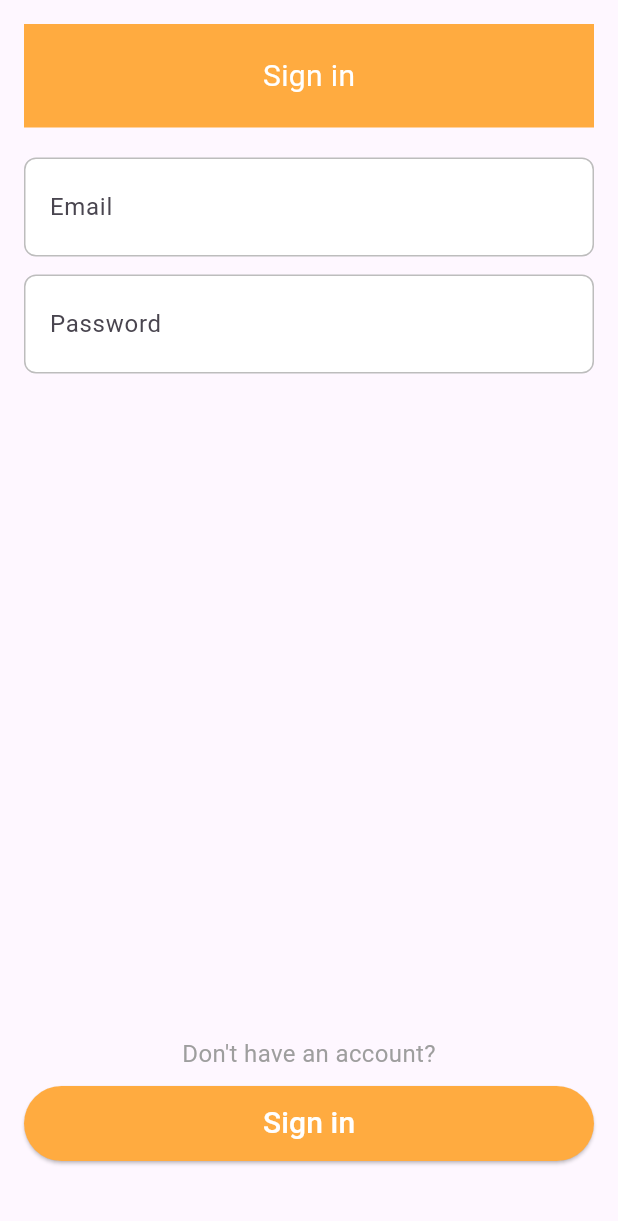
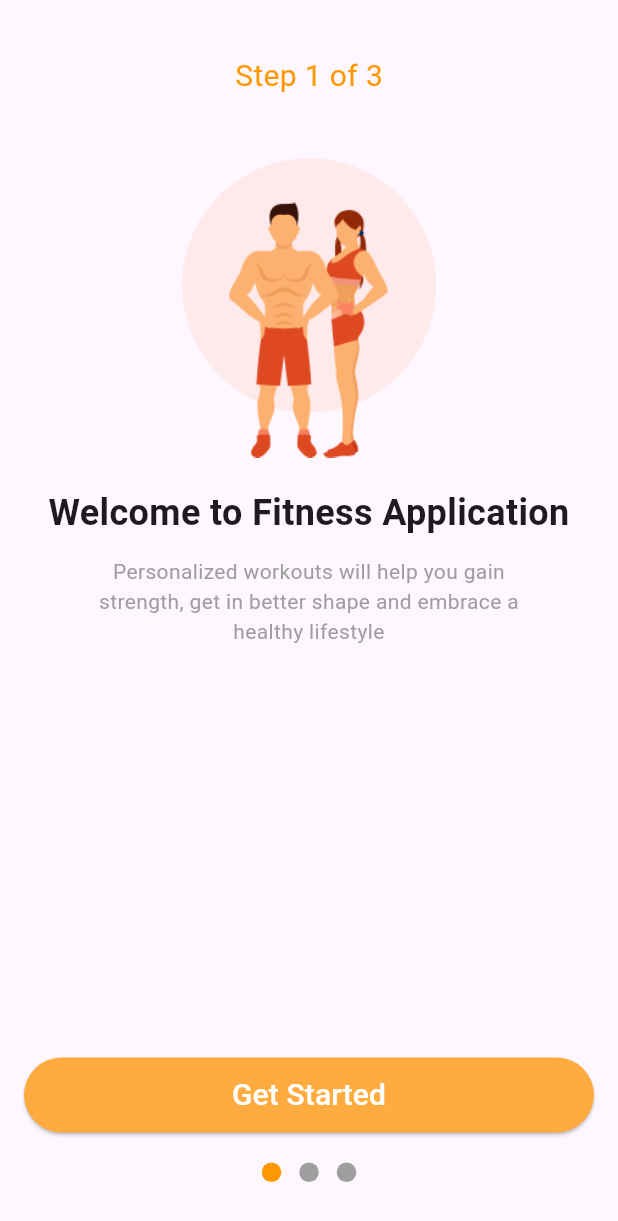
Before and after one commit to hoangtung01022003/FE_FitnessApp, a Flutter app: the screen it shows after launch, on a phone screen of 412 x 824 dp. Shown: the top 1221 px of the screen. Run offline on Flutter 3.47's test engine with Material 3 defaults, Android fonts, the phone set to English and light mode, and no system bars; our stand-ins replace dio, flutter_riverpod.

Commit message:
Thêm màn hình các trang welcome, chọn level, personal details theo các step, phần màn hình của trang personal details chưa làm chọn birthday, weight, height

```diff
--- /dev/null
+++ b/lib/global/step_text.dart
@@ -0,0 +1,30 @@
+import 'package:flutter/material.dart';
+
+class StepText extends StatelessWidget {
+  final String title;
+
+  const StepText({
+    super.key,
+    required this.title,
+  });
+
+  @override
+  Widget build(BuildContext context) {
+    return Container(
+      width: double.infinity,
+      padding: const EdgeInsets.symmetric(vertical: 20),
+      child: Row(
+        children: [
+          Expanded(
+            child: Center(
+              child: Text(
+                title,
+                style: const TextStyle(color: Colors.orange, fontSize: 20),
+              ),
+            ),
+          ),// Placeholder to balance back button
+        ],
+      ),
+    );
+  }
+}
--- /dev/null
+++ b/lib/global/tappable_dot_indicator.dart
@@ -0,0 +1,35 @@
+import 'package:flutter/material.dart';
+
+class TappableDotIndicator extends StatelessWidget {
+  final int currentIndex;
+  final int totalDots;
+  final void Function(int) onTap;
+
+  const TappableDotIndicator({
+    super.key,
+    required this.currentIndex,
+    required this.totalDots,
+    required this.onTap,
+  });
+
+  @override
+  Widget build(BuildContext context) {
+    return Row(
+      mainAxisAlignment: MainAxisAlignment.center,
+      children: List.generate(totalDots, (index) {
+        return GestureDetector(
+          onTap: () => onTap(index),
+          child: Container(
+            margin: const EdgeInsets.symmetric(horizontal: 6),
+            width: 13,
+            height: 13,
+            decoration: BoxDecoration(
+              shape: BoxShape.circle,
+              color: currentIndex == index ? Colors.orange : Colors.grey,
+            ),
+          ),
+        );
+      }),
+    );
+  }
+}
--- a/lib/main.dart
+++ b/lib/main.dart
@@ -1,3 +1,6 @@
+import 'package:finess_app/views/auth/welcome/step1_welcome.dart';
+import 'package:finess_app/views/auth/welcome/step3_personal_details.dart';
+import 'package:finess_app/views/auth/welcome/welcome.dart';
 import 'package:flutter/material.dart';
 import 'package:flutter_riverpod/flutter_riverpod.dart';
 import 'views/auth/index.dart';
@@ -13,7 +16,7 @@ class MyApp extends StatelessWidget {
   Widget build(BuildContext context) {
     return const MaterialApp(
       title: 'Fitness App',
-      home: LoginPage(),
+      home: Welcome(),
       debugShowCheckedModeBanner: false,
     );
   }
--- /dev/null
+++ b/lib/views/auth/welcome/step1_welcome.dart
@@ -0,0 +1,74 @@
+import 'package:finess_app/global/step_text.dart';
+import 'package:flutter/material.dart';
+import 'package:flutter_riverpod/flutter_riverpod.dart';
+import 'package:finess_app/viewModels/welcome/welcome_view_model.dart';
+import 'package:finess_app/global/custom_button.dart';
+import 'package:finess_app/global/tappable_dot_indicator.dart';
+
+class Step1Welcome extends ConsumerWidget {
+  const Step1Welcome({super.key});
+
+  @override
+  Widget build(BuildContext context, WidgetRef ref) {
+    final viewModel = ref.read(welcomeViewModelProvider);
+
+    return Scaffold(
+      body: SafeArea(
+        child: Padding(
+          padding: const EdgeInsets.all(16),
+          child: Column(
+            mainAxisAlignment: MainAxisAlignment.spaceBetween,
+            children: [
+              Expanded(
+                child: Center(
+                  child: Column(
+                    mainAxisSize: MainAxisSize.max,
+                    children: [
+                      const StepText(title: "Step 1 of 3"),
+                      const SizedBox(height: 20),
+                      Image.asset('images/welcome.png', height: 200),
+                      const SizedBox(height: 20),
+                      const Text(
+                        "Welcome to Fitness Application",
+                        textAlign: TextAlign.center,
+                        style: TextStyle(fontSize: 24, fontWeight: FontWeight.bold),
+                      ),
+                      const SizedBox(height: 12),
+                      const Padding(
+                        padding: EdgeInsets.symmetric(horizontal: 32),
+                        child: Text(
+                          "Personalized workouts will help you gain strength, get in better shape and embrace a healthy lifestyle",
+                          textAlign: TextAlign.center,
+                          style: TextStyle(color: Colors.grey),
+                        ),
+                      ),
+                    ],
+                  ),
+                ),
+              ),
+
+              // Button and dot indicator at bottom
+              Column(
+                children: [
+                  CustomButton(
+                    label: 'Get Started',
+                    onPressed: () {
+                      viewModel.goToPage(1);
+                    },
+                  ),
+                  const SizedBox(height: 20),
+                  TappableDotIndicator(
+                    currentIndex: 0,
+                    totalDots: 3,
+                    onTap: viewModel.goToPage,
+                  ),
+                  const SizedBox(height: 20),
+                ],
+              ),
+            ],
+          ),
+        ),
+      ),
+    );
+  }
+}
--- a/lib/views/auth/welcome/welcome.dart
+++ b/lib/views/auth/welcome/welcome.dart
@@ -1,16 +1,34 @@
-import 'package:flutter/widgets.dart';
-
-class Welcome extends StatefulWidget {
+import 'package:flutter/material.dart';
+import 'package:flutter_riverpod/flutter_riverpod.dart';
+import 'package:finess_app/viewModels/welcome/welcome_view_model.dart';
+import 'package:finess_app/global/tappable_dot_indicator.dart';
+import 'package:finess_app/views/auth/welcome/step1_welcome.dart';
+import 'package:finess_app/views/auth/welcome/step2_fitness_level.dart';
+import 'package:finess_app/views/auth/welcome/step3_personal_details.dart';
+class Welcome extends ConsumerWidget {
   const Welcome({super.key});
 
   @override
-  State<Welcome> createState() => _WelcomeState();
-}
+  Widget build(BuildContext context, WidgetRef ref) {
+    final viewModel = ref.watch(welcomeViewModelProvider);
 
-class _WelcomeState extends State<Welcome> {
-  @override
-  Widget build(BuildContext context) {
-    return const Text(
-        'Welcome to the Fitness App! Please log in or register to continue.');
+    return Scaffold(
+      body: SafeArea(
+        child: Stack(
+          children: [
+            PageView(
+              controller: viewModel.pageController,
+              onPageChanged: viewModel.onPageChanged,
+              children: const [
+                Step1Welcome(),
+                Step2FitnessLevel(),
+                Step3PersonalDetails(),
+              ],
+            ),
+
+          ],
+        ),
+      ),
+    );
   }
 }
--- a/pubspec.yaml
+++ b/pubspec.yaml
@@ -37,6 +37,8 @@ dependencies:
   cupertino_icons: ^1.0.8
   flutter_riverpod: ^2.6.1
   dio: ^5.4.0
+  intl: ^0.20.2
+  numberpicker: ^2.1.2
 
 dev_dependencies:
   flutter_test:
@@ -61,8 +63,8 @@ flutter:
   uses-material-design: true
 
   # To add assets to your application, add an assets section, like this:
-  # assets:
-  #   - images/a_dot_burr.jpeg
+  assets:
+   - images/
   #   - images/a_dot_ham.jpeg
 
   # An image asset can refer to one or more resolution-specific "variants", see
```
Also changed, not shown: lib/global/gender_button.dart (added, +33 -0 lines), lib/global/pesonal_detail_field.dart (added, +37 -0 lines), lib/viewModels/welcome/welcome_view_model.dart (added, +92 -0 lines), lib/views/auth/welcome/step2_fitness_level.dart (added, +87 -0 lines), lib/views/auth/welcome/step3_personal_details.dart (added, +101 -0 lines), images/welcome.png (added), pubspec.lock.
